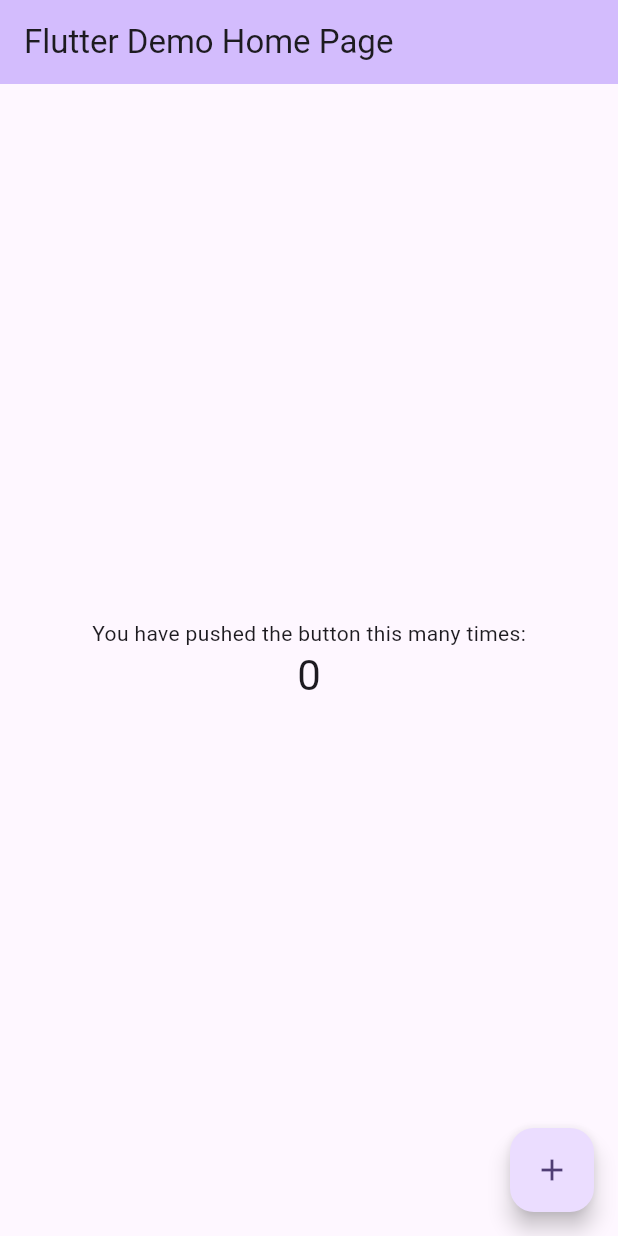
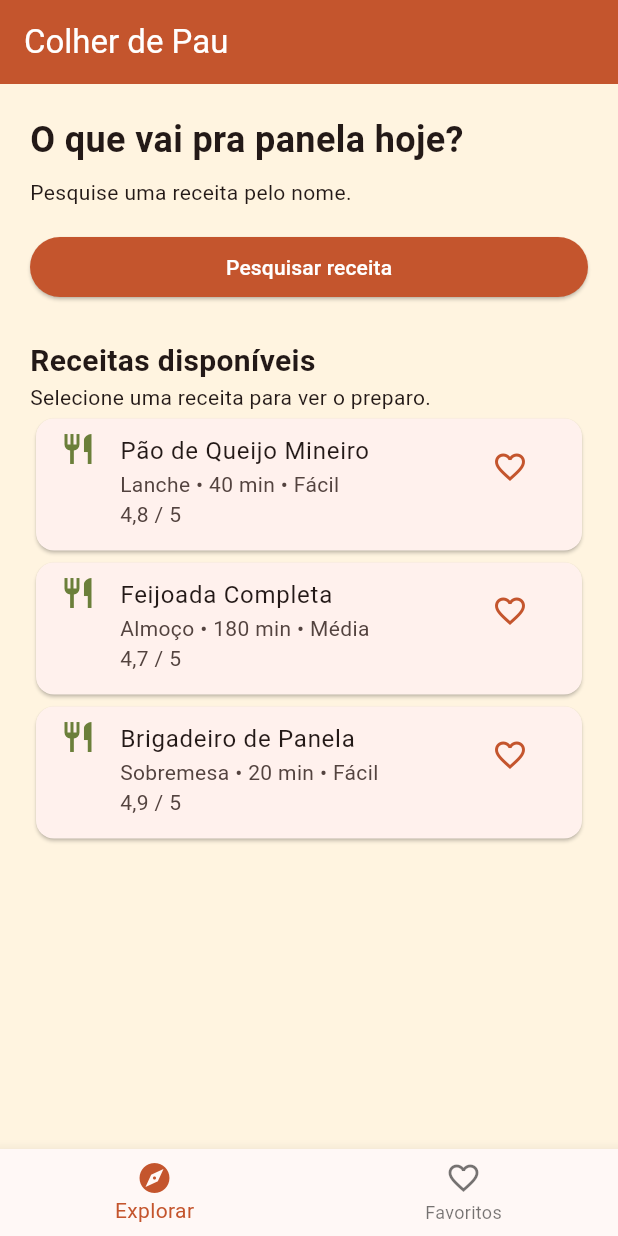
Before and after one commit to alex7tyz/TrabalhosFlutter, a Flutter app: the screen it shows after launch, on a phone screen of 412 x 824 dp. Run offline on Flutter 3.47's test engine with Material 3 defaults, Android fonts, the phone set to English and light mode, and no system bars.

Commit message:
Implementa interfaces do aplicativo Colher de Pau

```diff
--- /dev/null
+++ b/atividade2_receitas/lib/dados.dart
@@ -0,0 +1,91 @@
+class Receita {
+  final int id;
+  final String nome;
+  final String categoria;
+  final String dificuldade;
+  final int tempo;
+  final int porcoes;
+  final double nota;
+  final List<String> ingredientes;
+  final List<String> passos;
+
+  const Receita({
+    required this.id,
+    required this.nome,
+    required this.categoria,
+    required this.dificuldade,
+    required this.tempo,
+    required this.porcoes,
+    required this.nota,
+    required this.ingredientes,
+    required this.passos,
+  });
+
+  // Mostra a nota com vírgula (4,8)
+  String get notaTexto => nota.toString().replaceAll('.', ',');
+}
+
+// Dados provisórios, depois vão vir da API
+const List<Receita> receitas = [
+  Receita(
+    id: 1,
+    nome: 'Pão de Queijo Mineiro',
+    categoria: 'Lanche',
+    dificuldade: 'Fácil',
+    tempo: 40,
+    porcoes: 6,
+    nota: 4.8,
+    ingredientes: ['Polvilho azedo', 'Queijo minas', 'Leite', 'Óleo', 'Ovos'],
+    passos: [
+      'Preaqueça o forno a 200 °C.',
+      'Escalde o polvilho com o leite e o óleo quentes.',
+      'Misture os ovos e o queijo e modele as bolinhas.',
+      'Asse por 25 minutos, até dourar.',
+    ],
+  ),
+  Receita(
+    id: 2,
+    nome: 'Feijoada Completa',
+    categoria: 'Almoço',
+    dificuldade: 'Média',
+    tempo: 180,
+    porcoes: 8,
+    nota: 4.7,
+    ingredientes: ['Feijão preto', 'Carne seca', 'Linguiça', 'Bacon', 'Alho'],
+    passos: [
+      'Deixe o feijão e as carnes de molho na véspera.',
+      'Cozinhe tudo na panela de pressão por 40 minutos.',
+      'Refogue o alho, junte ao feijão e deixe apurar.',
+    ],
+  ),
+  Receita(
+    id: 3,
+    nome: 'Brigadeiro de Panela',
+    categoria: 'Sobremesa',
+    dificuldade: 'Fácil',
+    tempo: 20,
+    porcoes: 10,
+    nota: 4.9,
+    ingredientes: ['Leite condensado', 'Chocolate em pó', 'Manteiga'],
+    passos: [
+      'Misture tudo em uma panela.',
+      'Mexa em fogo baixo até desgrudar do fundo.',
+      'Deixe esfriar e sirva com granulado.',
+    ],
+  ),
+];
+
+// Única fonte de verdade dos favoritos: só os ids, então não duplica
+final Set<int> favoritos = {};
+
+void alternarFavorito(int id) {
+  if (favoritos.contains(id)) {
+    favoritos.remove(id);
+  } else {
+    favoritos.add(id);
+  }
+}
+
+// Controles da simulação de carregamento (provisório)
+bool receitasCarregadas = false;
+bool simularErro = false; // mude para true para ver a tela de erro
--- a/atividade2_receitas/lib/main.dart
+++ b/atividade2_receitas/lib/main.dart
@@ -1,4 +1,7 @@
 import 'package:flutter/material.dart';
+import 'pagina_explorar.dart';
+import 'pagina_favoritos.dart';
+import 'tema.dart';
 
 void main() {
   runApp(const MyApp());
@@ -7,115 +10,63 @@ void main() {
 class MyApp extends StatelessWidget {
   const MyApp({super.key});
 
-  // This widget is the root of your application.
   @override
   Widget build(BuildContext context) {
     return MaterialApp(
-      title: 'Flutter Demo',
+      title: 'Colher de Pau',
+      debugShowCheckedModeBanner: false,
       theme: ThemeData(
-        // This is the theme of your application.
-        //
-        // TRY THIS: Try running your application with "flutter run". You'll see
-        // the application has a purple toolbar. Then, without quitting the app,
-        // try changing the seedColor in the colorScheme below to Colors.green
-        // and then invoke "hot reload" (save your changes or press the "hot
-        // reload" button in a Flutter-supported IDE, or press "r" if you used
-        // the command line to start the app).
-        //
-        // Notice that the counter didn't reset back to zero; the application
-        // state is not lost during the reload. To reset the state, use hot
-        // restart instead.
-        //
-        // This works for code too, not just values: Most code changes can be
-        // tested with just a hot reload.
-        colorScheme: .fromSeed(seedColor: Colors.deepPurple),
+        colorScheme: ColorScheme.fromSeed(seedColor: terracota),
+        scaffoldBackgroundColor: papel,
+        appBarTheme: const AppBarTheme(
+          backgroundColor: terracota,
+          foregroundColor: Colors.white,
+        ),
+        elevatedButtonTheme: ElevatedButtonThemeData(
+          style: ElevatedButton.styleFrom(
+            backgroundColor: terracota,
+            foregroundColor: Colors.white,
+          ),
+        ),
       ),
-      home: const MyHomePage(title: 'Flutter Demo Home Page'),
+      home: const PaginaPrincipal(),
     );
   }
 }
 
-class MyHomePage extends StatefulWidget {
-  const MyHomePage({super.key, required this.title});
-
-  // This widget is the home page of your application. It is stateful, meaning
-  // that it has a State object (defined below) that contains fields that affect
-  // how it looks.
-
-  // This class is the configuration for the state. It holds the values (in this
-  // case the title) provided by the parent (in this case the App widget) and
-  // used by the build method of the State. Fields in a Widget subclass are
-  // always marked "final".
-
-  final String title;
+class PaginaPrincipal extends StatefulWidget {
+  const PaginaPrincipal({super.key});
 
   @override
-  State<MyHomePage> createState() => _MyHomePageState();
+  State<PaginaPrincipal> createState() => _PaginaPrincipalState();
 }
 
-class _MyHomePageState extends State<MyHomePage> {
-  int _counter = 0;
-
-  void _incrementCounter() {
-    setState(() {
-      // This call to setState tells the Flutter framework that something has
-      // changed in this State, which causes it to rerun the build method below
-      // so that the display can reflect the updated values. If we changed
-      // _counter without calling setState(), then the build method would not be
-      // called again, and so nothing would appear to happen.
-      _counter++;
-    });
-  }
+class _PaginaPrincipalState extends State<PaginaPrincipal> {
+  int indice = 0;
 
   @override
   Widget build(BuildContext context) {
-    // This method is rerun every time setState is called, for instance as done
-    // by the _incrementCounter method above.
-    //
-    // The Flutter framework has been optimized to make rerunning build methods
-    // fast, so that you can just rebuild anything that needs updating rather
-    // than having to individually change instances of widgets.
+    final paginas = [
+      const PaginaExplorar(),
+      PaginaFavoritos(aoExplorar: () => setState(() => indice = 0)),
+    ];
+
     return Scaffold(
-      appBar: AppBar(
-        // TRY THIS: Try changing the color here to a specific color (to
-        // Colors.amber, perhaps?) and trigger a hot reload to see the AppBar
-        // change color while the other colors stay the same.
-        backgroundColor: Theme.of(context).colorScheme.inversePrimary,
-        // Here we take the value from the MyHomePage object that was created by
-        // the App.build method, and use it to set our appbar title.
-        title: Text(widget.title),
-      ),
-      body: Center(
-        // Center is a layout widget. It takes a single child and positions it
-        // in the middle of the parent.
-        child: Column(
-          // Column is also a layout widget. It takes a list of children and
-          // arranges them vertically. By default, it sizes itself to fit its
-          // children horizontally, and tries to be as tall as its parent.
-          //
-          // Column has various properties to control how it sizes itself and
-          // how it positions its children. Here we use mainAxisAlignment to
-          // center the children vertically; the main axis here is the vertical
-          // axis because Columns are vertical (the cross axis would be
-          // horizontal).
-          //
-          // TRY THIS: Invoke "debug painting" (choose the "Toggle Debug Paint"
-          // action in the IDE, or press "p" in the console), to see the
-          // wireframe for each widget.
-          mainAxisAlignment: .center,
-          children: [
-            const Text('You have pushed the button this many times:'),
-            Text(
-              '$_counter',
-              style: Theme.of(context).textTheme.headlineMedium,
-            ),
-          ],
-        ),
-      ),
-      floatingActionButton: FloatingActionButton(
-        onPressed: _incrementCounter,
-        tooltip: 'Increment',
-        child: const Icon(Icons.add),
+      body: paginas[indice],
+      bottomNavigationBar: BottomNavigationBar(
+        currentIndex: indice,
+        selectedItemColor: terracota,
+        onTap: (valor) => setState(() => indice = valor),
+        items: const [
+          BottomNavigationBarItem(
+            icon: Icon(Icons.explore),
+            label: 'Explorar',
+          ),
+          BottomNavigationBarItem(
+            icon: Icon(Icons.favorite_border),
+            label: 'Favoritos',
+          ),
+        ],
       ),
     );
   }
--- /dev/null
+++ b/atividade2_receitas/lib/pagina_explorar.dart
@@ -0,0 +1,102 @@
+import 'package:flutter/material.dart';
+
+import 'dados.dart';
+import 'pagina_pesquisa.dart';
+import 'tema.dart';
+import 'widgets.dart';
+
+class PaginaExplorar extends StatefulWidget {
+  const PaginaExplorar({super.key});
+
+  @override
+  State<PaginaExplorar> createState() => _PaginaExplorarState();
+}
+
+class _PaginaExplorarState extends State<PaginaExplorar> {
+  String estado = 'carregando'; // carregando, erro ou lista
+
+  @override
+  void initState() {
+    super.initState();
+    if (receitasCarregadas) {
+      estado = 'lista';
+    } else {
+      carregar();
+    }
+  }
+
+  // Simula a espera da API (2 segundos)
+  Future<void> carregar() async {
+    setState(() => estado = 'carregando');
+    await Future.delayed(const Duration(seconds: 2));
+    if (!mounted) return;
+    setState(() {
+      estado = simularErro ? 'erro' : 'lista';
+      receitasCarregadas = !simularErro;
+    });
+  }
+
+  @override
+  Widget build(BuildContext context) {
+    return Scaffold(
+      appBar: AppBar(title: const Text('Colher de Pau')),
+      body: corpo(),
+    );
+  }
+
+  Widget corpo() {
+    if (estado == 'carregando') {
+      return const Center(
+        child: Column(
+          mainAxisSize: MainAxisSize.min,
+          children: [
+            CircularProgressIndicator(),
+            SizedBox(height: 16),
+            Text('Carregando receitas…'),
+          ],
+        ),
+      );
+    }
+
+    if (estado == 'erro') {
+      return TelaMensagem(
+        icone: Icons.error_outline,
+        titulo: 'Não foi possível carregar as receitas.',
+        texto: 'Verifique sua conexão e tente novamente.',
+        botoes: [
+          ElevatedButton(
+            onPressed: carregar,
+            child: const Text('Tentar novamente'),
+          ),
+        ],
+      );
+    }
+
+    return ListView(
+      padding: const EdgeInsets.all(20),
+      children: [
+        const Text(
+          'O que vai pra panela hoje?',
+          style: TextStyle(fontSize: 24, fontWeight: FontWeight.bold),
+        ),
+        const SizedBox(height: 8),
+        const Text('Pesquise uma receita pelo nome.'),
+        const SizedBox(height: 16),
+        ElevatedButton(
+          onPressed: () {
+            Navigator.push(
+              context,
+              MaterialPageRoute(builder: (context) => const PaginaPesquisa()),
+            ).then((_) => setState(() {}));
+          },
+          child: const Text('Pesquisar receita'),
+        ),
+        const SizedBox(height: 24),
+        const Text('Receitas disponíveis', style: estiloTitulo),
+        const Text('Selecione uma receita para ver o preparo.'),
+        for (final r in receitas)
+          CardReceita(receita: r, aoAtualizar: () => setState(() {})),
+      ],
+    );
+  }
+}
--- /dev/null
+++ b/atividade2_receitas/lib/pagina_favoritos.dart
@@ -0,0 +1,47 @@
+import 'package:flutter/material.dart';
+
+import 'dados.dart';
+import 'tema.dart';
+import 'widgets.dart';
+
+class PaginaFavoritos extends StatefulWidget {
+  final VoidCallback aoExplorar;
+
+  const PaginaFavoritos({super.key, required this.aoExplorar});
+
+  @override
+  State<PaginaFavoritos> createState() => _PaginaFavoritosState();
+}
+
+class _PaginaFavoritosState extends State<PaginaFavoritos> {
+  @override
+  Widget build(BuildContext context) {
+    final salvas = receitas.where((r) => favoritos.contains(r.id)).toList();
+
+    return Scaffold(
+      appBar: AppBar(title: const Text('Colher de Pau')),
+      body: salvas.isEmpty
+          ? TelaMensagem(
+              icone: Icons.favorite_border,
+              titulo: 'Nenhum favorito',
+              texto: 'Marque uma receita como favorita para encontrá-la aqui.',
+              botoes: [
+                ElevatedButton(
+                  onPressed: widget.aoExplorar,
+                  child: const Text('Explorar receitas'),
+                ),
+              ],
+            )
+          : ListView(
+              padding: const EdgeInsets.all(20),
+              children: [
+                const Text('Favoritos', style: estiloTitulo),
+                const Text('Receitas salvas nesta sessão.'),
+                const Text('Toque no coração para remover.'),
+                for (final r in salvas)
+                  CardReceita(receita: r, aoAtualizar: () => setState(() {})),
+              ],
+            ),
+    );
+  }
+}
--- /dev/null
+++ b/atividade2_receitas/lib/tema.dart
@@ -0,0 +1,12 @@
+import 'package:flutter/material.dart';
+
+// Cores do app
+const Color papel = Color(0xFFFFF4E0);
+const Color terracota = Color(0xFFC4552D);
+const Color oliva = Color(0xFF6B7F3A);
+
+// Estilo dos títulos de seção
+const TextStyle estiloTitulo = TextStyle(
+  fontSize: 20,
+  fontWeight: FontWeight.bold,
+);
--- /dev/null
+++ b/atividade2_receitas/lib/widgets.dart
@@ -0,0 +1,88 @@
+  import 'package:flutter/material.dart';
+  import 'dados.dart';
+  import 'pagina_detalhes.dart';
+  import 'tema.dart';
+
+  // Card de uma receita (usado no início, na pesquisa e nos favoritos)
+  class CardReceita extends StatelessWidget {
+    final Receita receita;
+    final VoidCallback aoAtualizar;
+
+    const CardReceita({
+      super.key,
+      required this.receita,
+      required this.aoAtualizar,
+    });
+
+    @override
+    Widget build(BuildContext context) {
+      final salva = favoritos.contains(receita.id);
+
+      return Card(
+        child: ListTile(
+          leading: const Icon(Icons.restaurant, color: oliva),
+          title: Text(receita.nome),
+          subtitle: Text(
+            '${receita.categoria} • ${receita.tempo} min • ${receita.dificuldade}\n'
+                '${receita.notaTexto} / 5',
+          ),
+          isThreeLine: true,
+          trailing: IconButton(
+            icon: Icon(
+              salva ? Icons.favorite : Icons.favorite_border,
+              color: terracota,
+            ),
+            onPressed: () {
+              alternarFavorito(receita.id);
+              aoAtualizar();
+            },
+          ),
+          onTap: () {
+            Navigator.push(
+              context,
+              MaterialPageRoute(
+                builder: (context) => PaginaDetalhes(receita: receita),
+              ),
+            ).then((_) => aoAtualizar());
+          },
+        ),
+      );
+    }
+  }
+
+  // Tela com ícone, título, texto e botões (erro, sem resultado, sem favoritos)
+  class TelaMensagem extends StatelessWidget {
+    final IconData icone;
+    final String titulo;
+    final String texto;
+    final List<Widget> botoes;
+
+    const TelaMensagem({
+      super.key,
+      required this.icone,
+      required this.titulo,
+      required this.texto,
+      required this.botoes,
+    });
+
+    @override
+    Widget build(BuildContext context) {
+      return Center(
+        child: Padding(
+          padding: const EdgeInsets.all(24),
+          child: Column(
+            mainAxisSize: MainAxisSize.min,
+            children: [
+              Icon(icone, size: 64, color: terracota),
+              const SizedBox(height: 12),
+              Text(titulo, textAlign: TextAlign.center, style: estiloTitulo),
+              const SizedBox(height: 8),
+              Text(texto, textAlign: TextAlign.center),
+              const SizedBox(height: 20),
+              ...botoes,
+            ],
+          ),
+        ),
+      );
+    }
+  }
```
Also changed, not shown: atividade2_receitas/lib/pagina_detalhes.dart (added, +73 -0 lines), atividade2_receitas/lib/pagina_pesquisa.dart (added, +118 -0 lines).
